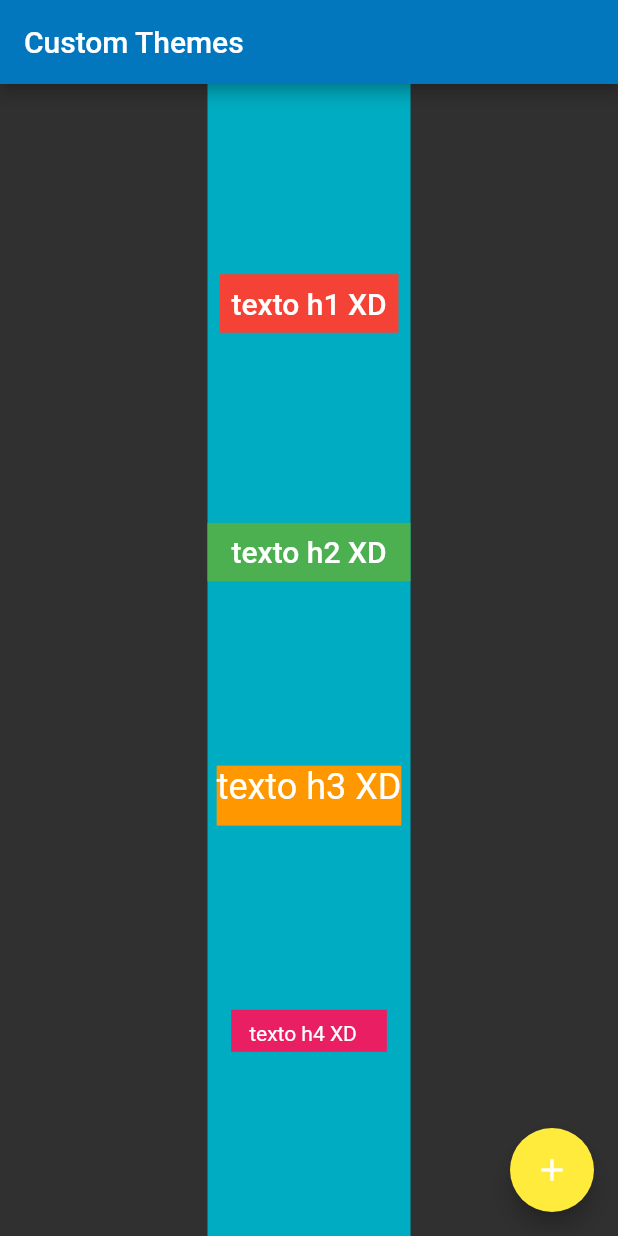
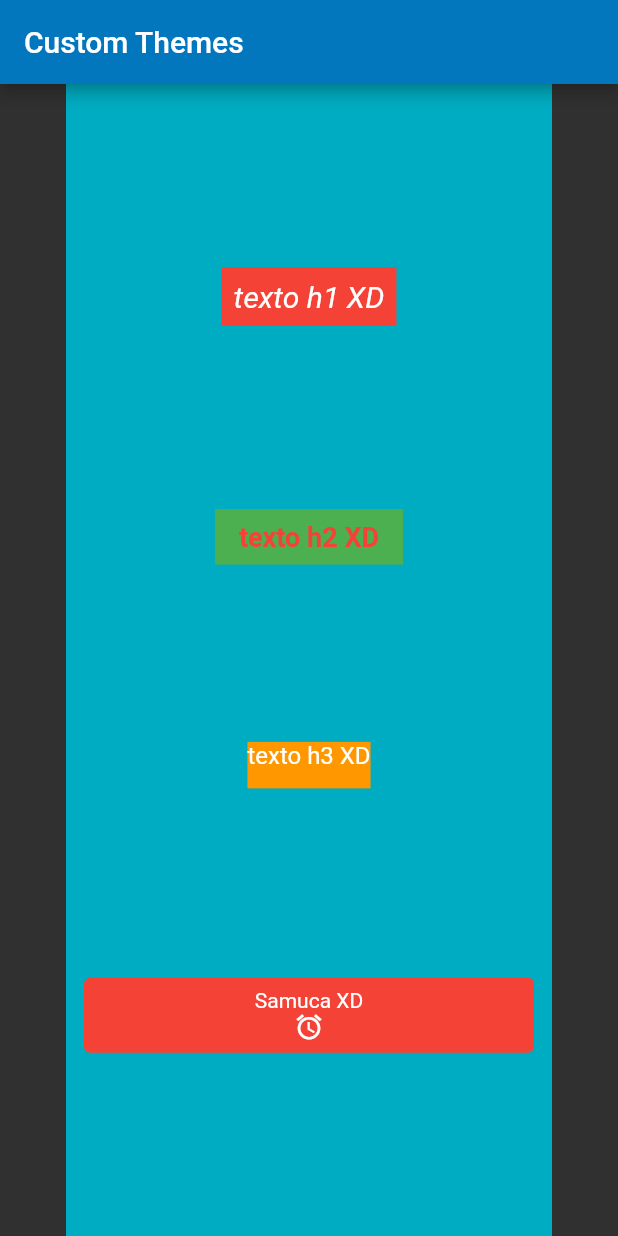
Before and after one commit to samuelematias/flutter-style-themes, a Flutter app: the screen it shows after launch, on a phone screen of 412 x 824 dp. Run offline on Flutter 3.47's test engine with Material 2 defaults, Android fonts, the phone set to English and light mode, and no system bars; Roboto replaces fonts that are missing (Montserrat).

Commit message:
Improving the styles theme on better way

```diff
--- a/lib/main.dart
+++ b/lib/main.dart
@@ -1,13 +1,9 @@
 import 'package:flutter/foundation.dart';
 import 'package:flutter/material.dart';
 
-import 'src/themes/spacing/linear_scale.dart';
-import 'src/themes/text/accent_text_theme.dart';
-import 'src/themes/text/generic_text_theme.dart';
-import 'src/themes/text/typography/h/h1.dart';
-import 'src/themes/text/typography/h/h2.dart';
-import 'src/themes/text/typography/h/h3.dart';
-import 'src/themes/text/typography/h/h4.dart';
+import 'src/themes/button_theme_custom.dart';
+import 'src/themes/dimens.dart';
+import 'src/themes/text_theme_custom.dart';
 
 void main() {
   runApp(MyApp());
@@ -25,14 +21,8 @@ class MyApp extends StatelessWidget {
         brightness: Brightness.dark,
         primaryColor: Colors.lightBlue[800],
         accentColor: Colors.cyan[600],
-
         // Define the default font family.
         fontFamily: 'Montserrat',
-
-        // Define the default TextTheme. Use this to specify the default
-        // text styling for headlines, titles, bodies of text, and more.
-        textTheme: GenericTextTheme(),
-        accentTextTheme: AccentTextTheme(),
       ),
       home: MyHomePage(
         title: appName,
@@ -60,57 +50,63 @@ class MyHomePage extends StatelessWidget {
             children: <Widget>[
               Container(
                 color: Colors.red,
-                padding: EdgeInsets.all(space_spring_green),
-                margin: EdgeInsets.all(space_carmine),
-                child: H1(
-                  text: 'texto h1 XD',
+                padding: EdgeInsets.all(Space.spring_green),
+                margin: EdgeInsets.all(Space.carmine),
+                child: Text(
+                  'texto h1 XD',
+                  style: TextThemeCustom().title.h1,
                 ),
               ),
               Container(
                 color: Colors.green,
                 padding: EdgeInsets.symmetric(
-                  horizontal: space_golden_dream,
-                  vertical: space_spring_green,
+                  horizontal: Space.golden_dream,
+                  vertical: Space.spring_green,
                 ),
-                child: H2(
-                  text: 'texto h2 XD',
+                child: Text(
+                  'texto h2 XD',
+                  style: TextThemeCustom().title.h2,
                 ),
               ),
               Container(
-                color: Colors.orange,
-                padding: EdgeInsets.only(
-                  bottom: space_dodger_blue,
+                  color: Colors.orange,
+                  padding: EdgeInsets.only(
+                    bottom: Space.dodger_blue,
+                  ),
+                  child: Text(
+                    'texto h3 XD',
+                    style: TextThemeCustom().title.h3,
+                  )),
+              Container(
+                padding: EdgeInsets.fromLTRB(
+                  Space.dodger_blue,
+                  Space.spring_green,
+                  Space.dodger_blue,
+                  Space.carmine,
                 ),
-                child: H3(
-                  text: 'texto h3 XD',
-                ),
-              ),
-              Container(
-                color: Colors.pink,
-                padding: EdgeInsets.fromLTRB(
-                  space_dodger_blue,
-                  space_spring_green,
-                  space_fire_bush,
-                  space_carmine,
-                ),
-                child: H4(
-                  text: 'texto h4 XD',
+                child: ButtonThemeCustom.primaryButton(
+                  () => print('HAHAH XD'),
+                  _renderContentButton(),
                 ),
               ),
             ],
           ),
         ),
       ),
-      floatingActionButton: Theme(
-        data: Theme.of(context).copyWith(
-          colorScheme:
-              Theme.of(context).colorScheme.copyWith(secondary: Colors.yellow),
+    );
+  }
+
+  Widget _renderContentButton() {
+    return Column(
+      crossAxisAlignment: CrossAxisAlignment.center,
+      mainAxisAlignment: MainAxisAlignment.center,
+      children: <Widget>[
+        Text("Samuca XD"),
+        Icon(
+          Icons.access_alarm,
+          size: Space.fire_bush,
         ),
-        child: FloatingActionButton(
-          onPressed: null,
-          child: Icon(Icons.add),
-        ),
-      ),
+      ],
     );
   }
 }
--- /dev/null
+++ b/lib/src/themes/button_theme_custom.dart
@@ -0,0 +1,25 @@
+import 'package:flutter/material.dart';
+
+class ButtonThemeCustom {
+  static primaryButton(GestureTapCallback onPress, Widget label) {
+    final Container primaryButton1 = Container(
+        width: 300,
+        height: 50,
+        decoration: BoxDecoration(
+          border: Border.all(
+            color: Colors.red,
+            width: 1,
+          ),
+          borderRadius: BorderRadius.all(Radius.circular(4)),
+          color: Colors.red,
+        ),
+        child: label);
+
+    final GestureDetector primaryButton2 = GestureDetector(
+      child: primaryButton1,
+      onTap: onPress,
+    );
+
+    return primaryButton2;
+  }
+}
--- /dev/null
+++ b/lib/src/themes/dimens.dart
@@ -0,0 +1,17 @@
+class Space {
+  Space._();
+  //Spacing by linear Scale.
+  //based on style guide spacing colors
+  static const double carmine = 4.0;
+  static const double spring_green = 8.0;
+  static const double dodger_blue = 12.0;
+  static const double golden_dream = 16.0;
+  static const double fire_bush = 20.0;
+  static const double geraldine = 24.0;
+  static const double heliotrope = 32.0;
+  static const double portage = 40.0;
+  static const double conifer = 48.0;
+  static const double magic_mint = 64.0;
+  static const double scooter = 72.0;
+  static const double purple_rain = 96.0;
+}
--- a/lib/src/themes/spacing/linear_scale.dart
+++ /dev/null
@@ -1,13 +0,0 @@
-//based on style guide spacing colors
-const double space_carmine = 4.0;
-const double space_spring_green = 8.0;
-const double space_dodger_blue = 12.0;
-const double space_golden_dream = 16.0;
-const double space_fire_bush = 20.0;
-const double space_geraldine = 24.0;
-const double space_heliotrope = 32.0;
-const double space_portage = 40.0;
-const double space_conifer = 48.0;
-const double space_magic_mint = 64.0;
-const double space_scooter = 72.0;
-const double space_purple_rain = 96.0;
--- a/lib/src/themes/text/accent_text_theme.dart
+++ /dev/null
@@ -1,13 +0,0 @@
-import 'package:flutter/material.dart';
-
-class AccentTextTheme extends TextTheme {
-  AccentTextTheme()
-      : super(
-          //available just 13 themes on TextTheme
-          title: TextStyle(
-            fontSize: 18.0,
-            fontStyle: FontStyle.normal,
-            color: Colors.red,
-          ),
-        );
-}
--- a/lib/src/themes/text/generic_text_theme.dart
+++ /dev/null
@@ -1,20 +0,0 @@
-import 'package:flutter/material.dart';
-
-class GenericTextTheme extends TextTheme {
-  GenericTextTheme()
-      : super(
-          //available just 13 themes on TextTheme
-          headline: TextStyle(
-            fontSize: 16.0,
-            fontWeight: FontWeight.bold,
-          ),
-          title: TextStyle(
-            fontSize: 20.0,
-            fontStyle: FontStyle.italic,
-          ),
-          body1: TextStyle(
-            fontSize: 14.0,
-            fontFamily: 'Hind',
-          ),
-        );
-}
--- a/lib/src/themes/text/typography/h/h1.dart
+++ /dev/null
@@ -1,18 +0,0 @@
-import 'package:flutter/material.dart';
-
-class H1 extends StatelessWidget {
-  final String text;
-
-  const H1({
-    Key key,
-    @required this.text,
-  }) : super(key: key);
-
-  @override
-  Widget build(BuildContext context) {
-    return Text(
-      text,
-      style: Theme.of(context).textTheme.title,
-    );
-  }
-}
--- a/lib/src/themes/text/typography/h/h2.dart
+++ /dev/null
@@ -1,18 +0,0 @@
-import 'package:flutter/material.dart';
-
-class H2 extends StatelessWidget {
-  final String text;
-
-  const H2({
-    Key key,
-    @required this.text,
-  }) : super(key: key);
-
-  @override
-  Widget build(BuildContext context) {
-    return Text(
-      text,
-      style: Theme.of(context).accentTextTheme.title,
-    );
-  }
-}
--- a/lib/src/themes/text/typography/h/h3.dart
+++ /dev/null
@@ -1,18 +0,0 @@
-import 'package:flutter/material.dart';
-
-class H3 extends StatelessWidget {
-  final String text;
-
-  const H3({
-    Key key,
-    @required this.text,
-  }) : super(key: key);
-
-  @override
-  Widget build(BuildContext context) {
-    return Text(
-      text,
-      style: Theme.of(context).textTheme.headline,
-    );
-  }
-}
--- a/lib/src/themes/text/typography/h/h4.dart
+++ /dev/null
@@ -1,18 +0,0 @@
-import 'package:flutter/material.dart';
-
-class H4 extends StatelessWidget {
-  final String text;
-
-  const H4({
-    Key key,
-    @required this.text,
-  }) : super(key: key);
-
-  @override
-  Widget build(BuildContext context) {
-    return Text(
-      text,
-      style: Theme.of(context).textTheme.body1,
-    );
-  }
-}
--- /dev/null
+++ b/lib/src/themes/text_theme_custom.dart
@@ -0,0 +1,21 @@
+import 'package:flutter/material.dart';
+
+class TextThemeCustom {
+  final Title title = Title();
+}
+
+class Title {
+  final TextStyle h1 = TextStyle(
+    fontSize: 20.0,
+    fontStyle: FontStyle.italic,
+  );
+  final TextStyle h2 = TextStyle(
+      fontSize: 18.0,
+      color: Colors.red,
+      fontStyle: FontStyle.normal,
+      fontWeight: FontWeight.bold);
+  final TextStyle h3 = TextStyle(
+    fontSize: 16.0,
+    fontWeight: FontWeight.normal,
+  );
+}
```
